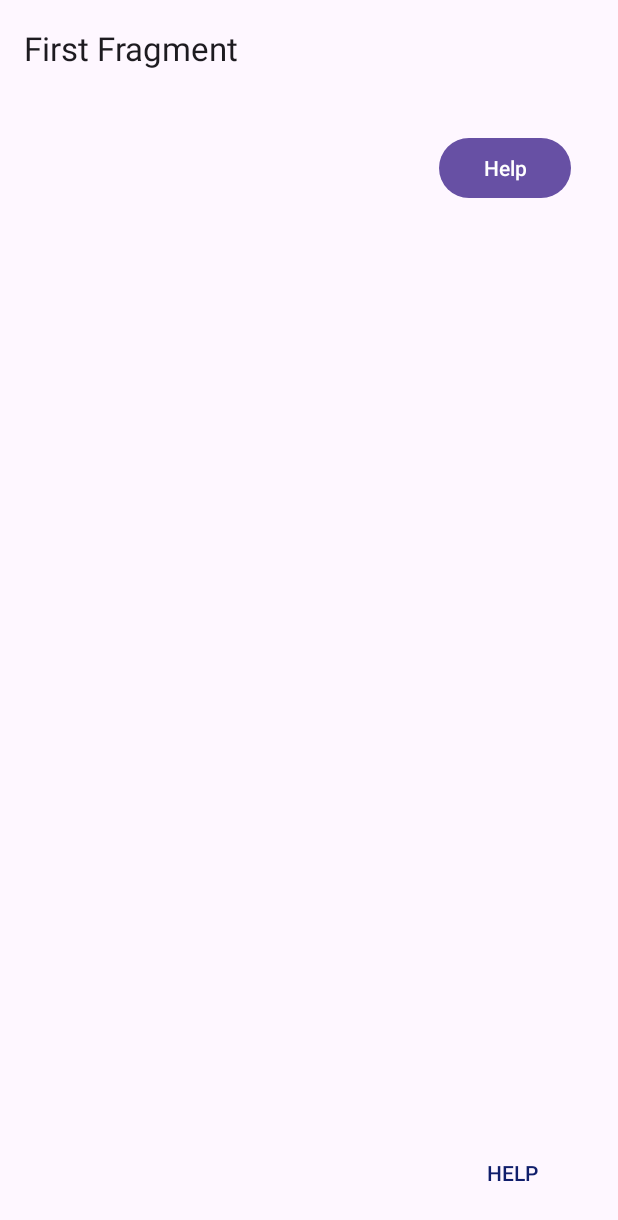
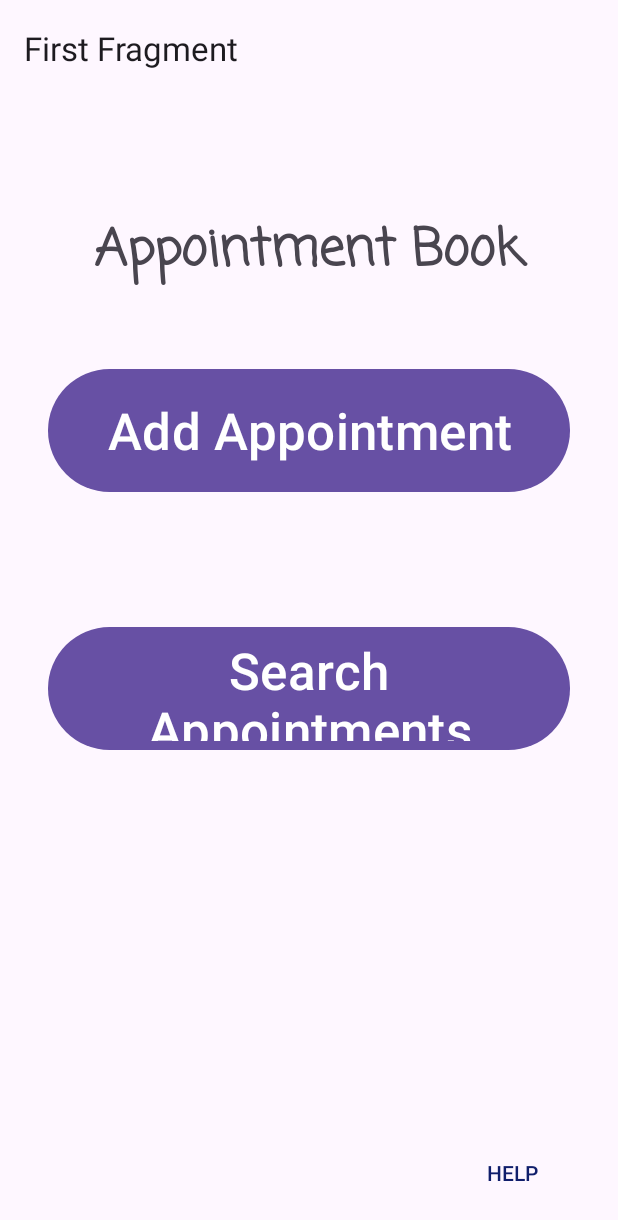
Before and after one commit to benjaminlutz23/java_android_web_app, an Android app: the screen it shows after launch (MainActivity), on a phone screen of 412 x 824 dp. Shown: the top 1220 px of the screen. Run offline under Robolectric (Android 15) with nearby library versions, the phone set to English and light mode, and no system bars; our stand-ins replace navigation-ui.

Commit message:
Getting my basic buttons set up

```diff
--- a/apptbook-android/app/src/main/java/edu/pdx/cs410J/benlutz/FirstFragment.java
+++ b/apptbook-android/app/src/main/java/edu/pdx/cs410J/benlutz/FirstFragment.java
@@ -1,20 +1,13 @@
 package edu.pdx.cs410J.benlutz;
 
-import android.app.AlertDialog;
 import android.os.Bundle;
 import android.view.LayoutInflater;
 import android.view.View;
 import android.view.ViewGroup;
-import android.widget.ScrollView;
-import android.widget.TextView;
 
 import androidx.annotation.NonNull;
 import androidx.fragment.app.Fragment;
-
-import java.io.BufferedReader;
-import java.io.IOException;
-import java.io.InputStream;
-import java.io.InputStreamReader;
+import androidx.navigation.fragment.NavHostFragment;
 
 import edu.pdx.cs410J.benlutz.databinding.FragmentFirstBinding;
 
@@ -25,49 +18,19 @@ public class FirstFragment extends Fragment {
     @Override
     public View onCreateView(
             @NonNull LayoutInflater inflater, ViewGroup container,
-            Bundle savedInstanceState
-    ) {
+            Bundle savedInstanceState) {
+
         binding = FragmentFirstBinding.inflate(inflater, container, false);
         return binding.getRoot();
     }
 
+    @Override
     public void onViewCreated(@NonNull View view, Bundle savedInstanceState) {
         super.onViewCreated(view, savedInstanceState);
 
-        binding.button.setOnClickListener(v -> {
-            String readmeText = readReadmeText();
-            if (!readmeText.isEmpty()) {
-                showReadmeDialog(readmeText);
-            }
-        });
-    }
-
-    private void showReadmeDialog(String readmeText) {
-        final ScrollView scrollView = new ScrollView(getContext());
-        final TextView textView = new TextView(getContext());
-        textView.setText(readmeText);
-        scrollView.addView(textView);
-
-        new AlertDialog.Builder(getContext())
-                .setTitle("README")
-                .setView(scrollView)
-                .setPositiveButton("Close", (dialog, which) -> dialog.dismiss())
-                .show();
-    }
-
-    private String readReadmeText() {
-        StringBuilder readmeText = new StringBuilder();
-        try (InputStream readmeStream = getActivity().getAssets().open("README.txt");
-             BufferedReader reader = new BufferedReader(new InputStreamReader(readmeStream))) {
-            String line;
-            while ((line = reader.readLine()) != null) {
-                readmeText.append(line).append('\n');
-            }
-        } catch (IOException e) {
-            e.printStackTrace();
-        }
-        return readmeText.toString();
-        //return "Hello world";
+        binding.button1.setOnClickListener(v ->
+                NavHostFragment.findNavController(FirstFragment.this)
+                        .navigate(R.id.action_FirstFragment_to_SecondFragment));
     }
 
     @Override
--- a/apptbook-android/app/src/main/res/layout/fragment_first.xml
+++ b/apptbook-android/app/src/main/res/layout/fragment_first.xml
@@ -1,25 +1,75 @@
 <?xml version="1.0" encoding="utf-8"?>
-<androidx.core.widget.NestedScrollView xmlns:android="http://schemas.android.com/apk/res/android"
+<androidx.constraintlayout.widget.ConstraintLayout xmlns:android="http://schemas.android.com/apk/res/android"
     xmlns:app="http://schemas.android.com/apk/res-auto"
     xmlns:tools="http://schemas.android.com/tools"
     android:layout_width="match_parent"
     android:layout_height="match_parent"
     tools:context=".FirstFragment">
 
-    <androidx.constraintlayout.widget.ConstraintLayout
+    <androidx.constraintlayout.helper.widget.Carousel
+        android:id="@+id/carousel"
+        android:layout_width="0dp"
+        android:layout_height="0dp"
+        app:layout_constraintTop_toTopOf="parent"
+        app:layout_constraintBottom_toTopOf="@id/linearLayout"
+        app:layout_constraintStart_toStartOf="parent"
+        app:layout_constraintEnd_toEndOf="parent" />
+
+    <LinearLayout
+        android:id="@+id/linearLayout"
         android:layout_width="match_parent"
-        android:layout_height="match_parent"
-        android:padding="16dp">
+        android:layout_height="wrap_content"
+        android:orientation="horizontal"
+        android:gravity="center"
+        app:layout_constraintBottom_toBottomOf="parent">
 
-        <Button
-            android:id="@+id/button"
-            android:layout_width="wrap_content"
-            android:layout_height="wrap_content"
-            android:layout_marginTop="8dp"
-            android:text="Help"
-            app:layout_constraintEnd_toEndOf="parent"
-            app:layout_constraintHorizontal_bias="0.947"
-            app:layout_constraintStart_toStartOf="parent"
-            app:layout_constraintTop_toTopOf="parent" />
-    </androidx.constraintlayout.widget.ConstraintLayout>
-</androidx.core.widget.NestedScrollView>
+    </LinearLayout>
+
+    <Button
+        android:id="@+id/button1"
+        android:layout_width="0dp"
+        android:layout_height="90dp"
+        android:layout_marginStart="32dp"
+        android:layout_marginEnd="32dp"
+        android:layout_marginBottom="76dp"
+        android:layout_weight="1"
+        android:text="Add Appointment"
+        android:textSize="34sp"
+        app:layout_constraintBottom_toTopOf="@+id/button2"
+        app:layout_constraintEnd_toEndOf="parent"
+        app:layout_constraintHorizontal_bias="0.0"
+        app:layout_constraintStart_toStartOf="parent"
+        app:layout_constraintTop_toTopOf="parent"
+        app:layout_constraintVertical_bias="0.969" />
+
+    <Button
+        android:id="@+id/button2"
+        android:layout_width="0dp"
+        android:layout_height="90dp"
+        android:layout_marginStart="32dp"
+        android:layout_marginEnd="32dp"
+        android:layout_marginBottom="320dp"
+        android:layout_weight="1"
+        android:text="Search Appointments"
+        android:textSize="34sp"
+        app:layout_constraintBottom_toBottomOf="parent"
+        app:layout_constraintEnd_toEndOf="parent"
+        app:layout_constraintHorizontal_bias="0.0"
+        app:layout_constraintStart_toStartOf="parent" />
+
+    <TextView
+        android:id="@+id/app_title"
+        android:layout_width="362dp"
+        android:layout_height="55dp"
+        android:layout_marginTop="76dp"
+        android:fontFamily="casual"
+        android:gravity="center"
+        android:text="Appointment Book"
+        android:textSize="34sp"
+        android:textStyle="bold"
+        app:layout_constraintEnd_toEndOf="parent"
+        app:layout_constraintHorizontal_bias="0.496"
+        app:layout_constraintStart_toStartOf="parent"
+        app:layout_constraintTop_toTopOf="parent" />
+
+</androidx.constraintlayout.widget.ConstraintLayout>
```
